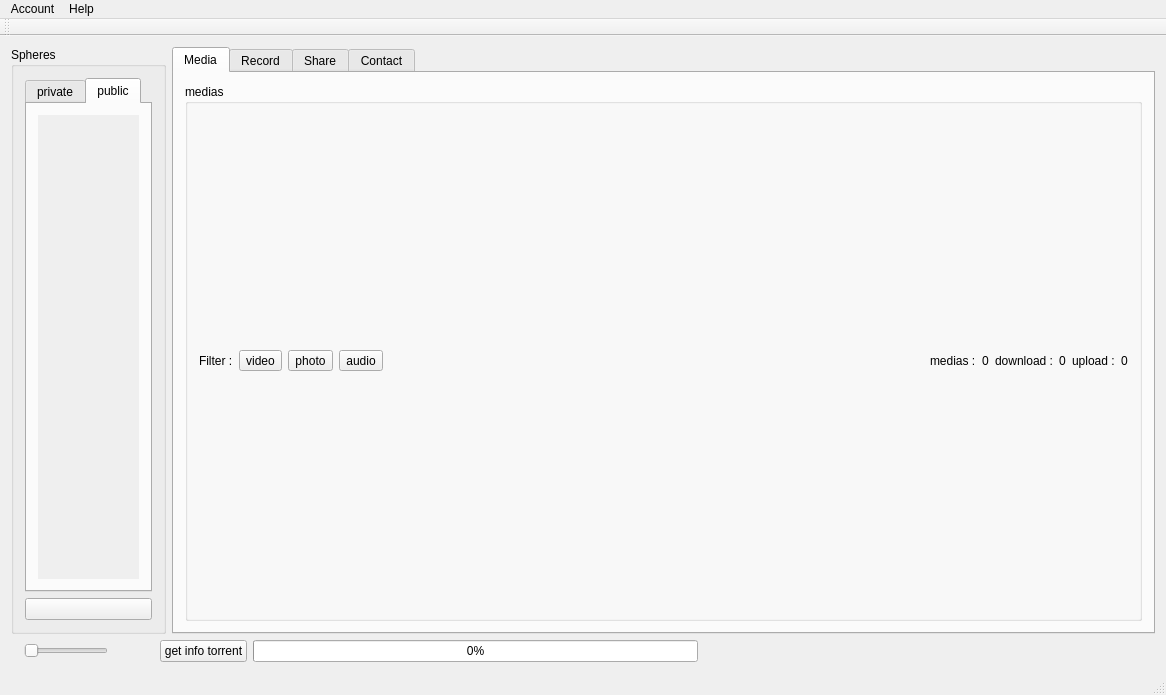
This is src/mainwindow.ui in nodecast/nodecast as Qt 5 draws it before an edit. The edited form follows.
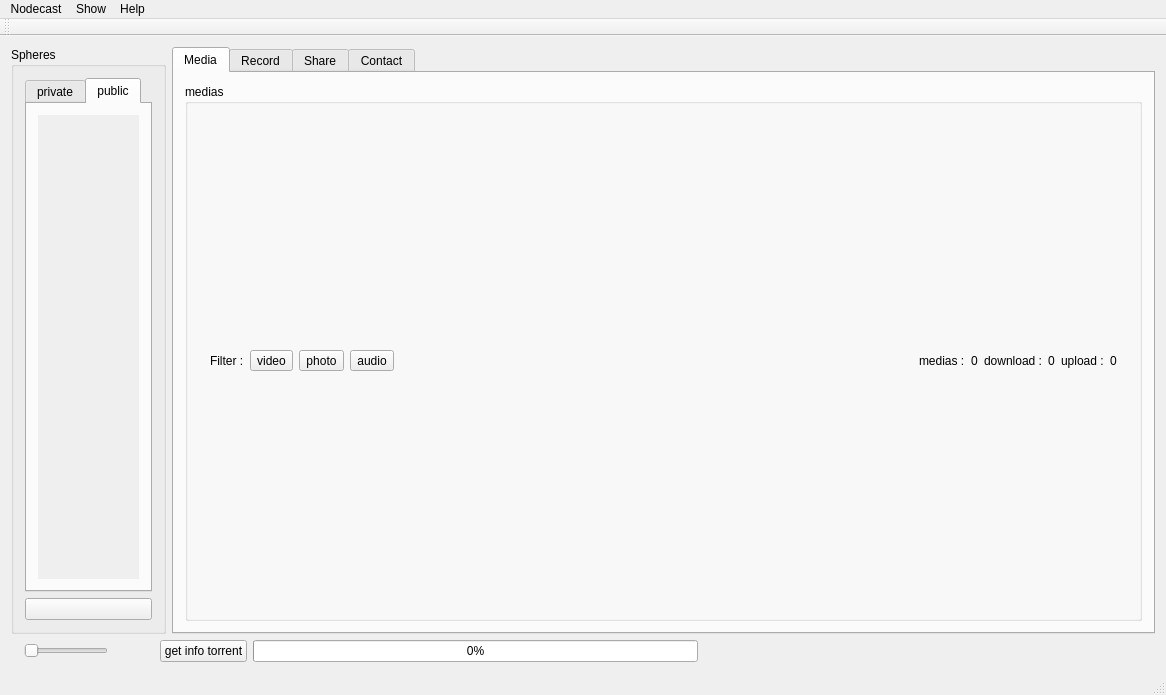
This is the edited form. The open tabs and pages were chosen to show the change. Icons and pictures are not drawn.

```diff
--- a/src/mainwindow.ui
+++ b/src/mainwindow.ui
@@ -173,8 +173,11 @@
                  <item>
                   <layout class="QVBoxLayout" name="verticalLayout_medias">
                    <item>
+                    <widget class="QWidget" name="widget_media_tools" native="true">
                     <layout class="QHBoxLayout" name="horizontalLayout">
                      <item>
+                       <layout class="QHBoxLayout" name="horizontalLayout_media_filter">
+                        <item>
                       <widget class="QLabel" name="label_filter">
                        <property name="text">
                         <string>Filter :</string>
@@ -287,6 +290,9 @@
                     </layout>
                    </item>
                   </layout>
+                    </widget>
+                   </item>
+                  </layout>
                  </item>
                 </layout>
                </widget>
@@ -413,7 +419,7 @@
    </property>
    <widget class="QMenu" name="menuNodecast">
     <property name="title">
-     <string>Account</string>
+     <string>Nodecast</string>
     </property>
     <addaction name="actionOpen"/>
     <addaction name="actionAccount"/>
@@ -427,7 +433,14 @@
     </property>
     <addaction name="actionAbout"/>
    </widget>
+   <widget class="QMenu" name="menuShow">
+    <property name="title">
+     <string>Show</string>
+    </property>
+    <addaction name="actionTransferts"/>
+   </widget>
    <addaction name="menuNodecast"/>
+   <addaction name="menuShow"/>
    <addaction name="menuHelp"/>
   </widget>
   <widget class="QToolBar" name="mainToolBar">
```
Left out of the diff: 25 changed lines with no effect on the pictures. Lines whose indentation alone changed are shown as unchanged.
